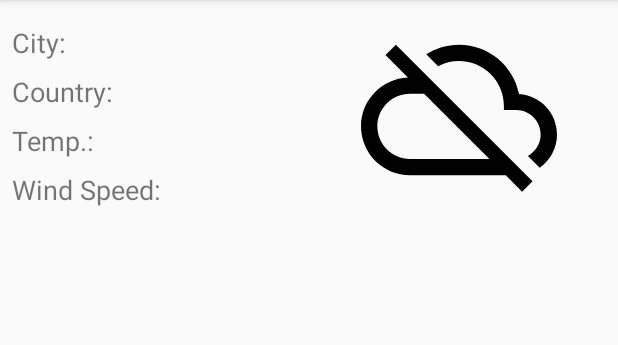
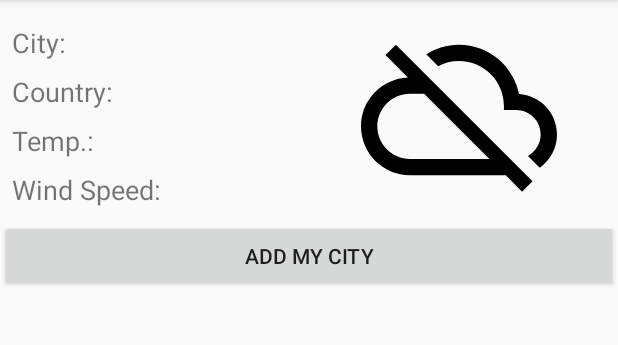
Before and after one commit to Boichonok/OpenWeatherForecast, an Android app: the screen it shows after launch (MainActivity), on a phone screen of 412 x 824 dp, the part 84-429 px from its top. Run offline under Robolectric (Android 15) with nearby library versions, the phone set to English and light mode, and no system bars; our stand-ins replace Dagger/Hilt's generated code, Picasso, Room's generated code, RxJava; pictures from the network do not load; 2 statements that could not run were skipped.

Commit message:
Create UI. But need fix fild's strings and find errors in adding my city system. Why list with my cities is empty?

```diff
--- a/app/src/main/java/com/example/myapplication/DI/Modules/ActivityModules/MainActivityModule.kt
+++ b/app/src/main/java/com/example/myapplication/DI/Modules/ActivityModules/MainActivityModule.kt
@@ -4,6 +4,8 @@ package com.example.myapplication.DI.Modules.ActivityModules
 import androidx.lifecycle.ViewModelProviders
 import com.example.myapplication.DI.Modules.CompositeDisposableModule
 import com.example.myapplication.DI.ScopeAnnotations.MainActivityScope
+import com.example.myapplication.View.Adapters.MyCitiesListAdapter
+import com.example.myapplication.View.CustomDialog.EnterMyCityDialog
 import com.example.myapplication.View.MainActivity
 import com.example.myapplication.ViewModel.IWeatherForecastViewModel
 import com.example.myapplication.ViewModel.WeatherForecastViewModel
@@ -29,4 +31,17 @@ class MainActivityModule {
     }
 
 
+    @Provides
+    @MainActivityScope
+    fun getMyCitiesListAdapter(): MyCitiesListAdapter
+    {
+        return MyCitiesListAdapter()
+    }
+
+    @Provides
+    @MainActivityScope
+    fun getAddMyCitysDialogBuilder(): EnterMyCityDialog.Builder
+    {
+        return EnterMyCityDialog.Builder(this.mainActivity)
+    }
 }
--- a/app/src/main/java/com/example/myapplication/Model/Interactors/MyWeatherForecast/MyWeatherForecastForecastManager.kt
+++ b/app/src/main/java/com/example/myapplication/Model/Interactors/MyWeatherForecast/MyWeatherForecastForecastManager.kt
@@ -288,7 +288,7 @@ class MyWeatherForecastForecastManager : IWeatherForecastManager {
                 .subscribe {
                     if (it > 0) {
                         disposable.add(
-                            weatherRoom.getCityWeatherInfoDao().getAllRows()
+                            weatherRoom.getCityWeatherInfoDao().getAllRows(defaultCityName)
                                 .subscribeOn(Schedulers.io())
                                 .observeOn(AndroidSchedulers.mainThread())
                                 .subscribe({
--- a/app/src/main/java/com/example/myapplication/Model/Repositories/WeatherRoom/DAO/ICurrentWeatherRoomDao.kt
+++ b/app/src/main/java/com/example/myapplication/Model/Repositories/WeatherRoom/DAO/ICurrentWeatherRoomDao.kt
@@ -23,8 +23,8 @@ interface ICurrentWeatherRoomDao: IRoomDao<CityCurrentWeatherTable> {
     @Query("DELETE FROM city_current_weather_table WHERE id == :id")
     override fun deleteByID(id: Int)
 
-    @Query("SELECT * FROM city_current_weather_table")
-    override fun getAllRows():Flowable<List<CityCurrentWeatherTable>>
+    @Query("SELECT * FROM city_current_weather_table WHERE city_name != :defaultCityName")
+    override fun getAllRows(defaultCityName: String):Flowable<List<CityCurrentWeatherTable>>
 
     @Query("SELECT * FROM city_current_weather_table WHERE city_Name == :cityName")
     override fun getRowByCityName(cityName: String): Maybe<CityCurrentWeatherTable>
--- a/app/src/main/java/com/example/myapplication/Model/Repositories/WeatherRoom/DAO/IRoomDao.kt
+++ b/app/src/main/java/com/example/myapplication/Model/Repositories/WeatherRoom/DAO/IRoomDao.kt
@@ -15,7 +15,7 @@ interface IRoomDao<T> {
 
     fun deleteByID(id: Int)
 
-    fun getAllRows(): Flowable<List<T>>
+    fun getAllRows(defaultCityName: String): Flowable<List<T>>
 
     fun getRowByCityName(cityName: String): Maybe<T>
 
--- a/app/src/main/java/com/example/myapplication/Model/Repositories/WeatherRoom/DAO/IThreeHourForecastDao.kt
+++ b/app/src/main/java/com/example/myapplication/Model/Repositories/WeatherRoom/DAO/IThreeHourForecastDao.kt
@@ -21,8 +21,8 @@ interface IThreeHourForecastDao: IRoomDao<ThreeHourForecastTable> {
     @Query("DELETE FROM three_hour_forecast_table WHERE id == :id")
     override fun deleteByID(id: Int)
 
-    @Query("SELECT * FROM three_hour_forecast_table")
-    override fun getAllRows(): Flowable<List<ThreeHourForecastTable>>
+    @Query("SELECT * FROM three_hour_forecast_table WHERE city_name != :defaultCityName")
+    override fun getAllRows(defaultCityName: String): Flowable<List<ThreeHourForecastTable>>
 
     @Query("SELECT * FROM three_hour_forecast_table WHERE city_name == :cityName")
     override fun getRowByCityName(cityName: String): Maybe<ThreeHourForecastTable>
--- a/app/src/main/java/com/example/myapplication/ViewModel/IWeatherForecastViewModel.kt
+++ b/app/src/main/java/com/example/myapplication/ViewModel/IWeatherForecastViewModel.kt
@@ -11,7 +11,8 @@ import io.reactivex.disposables.CompositeDisposable
 
 interface IWeatherForecastViewModel {
     fun getWeatherForecastByCurrentLocation(): LiveData<CityCurrentWeatherTable>
-    fun getMyCitiesListAdapter()
+    fun getMyCitiesList(): LiveData<List<CityCurrentWeatherTable>>
+    fun getErrors(): LiveData<String>
     fun addMyCity(cityName: String)
     fun startSearchLocation()
     fun stopSearchLocation()
--- a/app/src/main/java/com/example/myapplication/ViewModel/WeatherForecastViewModel.kt
+++ b/app/src/main/java/com/example/myapplication/ViewModel/WeatherForecastViewModel.kt
@@ -17,9 +17,11 @@ class WeatherForecastViewModel : ViewModel, IWeatherForecastViewModel {
 
     private var currentCityForecast = MutableLiveData<CityCurrentWeatherTable>()
 
+    private var myCitiesList = MutableLiveData<List<CityCurrentWeatherTable>>()
 
 
     private var errors = MutableLiveData<String>()
+    private var error = ""
 
     @Inject
     lateinit var weatherForecastManager: IWeatherForecastManager
@@ -45,7 +47,7 @@ class WeatherForecastViewModel : ViewModel, IWeatherForecastViewModel {
 
         override fun onError(e: Throwable?) {
             Log.d("UseCase","currentLocationCurrentForecastObserver: onError(): " + e!!.localizedMessage)
-//            errors.value = e!!.message
+            error = e!!.message!!
         }
 
     }
@@ -65,7 +67,7 @@ class WeatherForecastViewModel : ViewModel, IWeatherForecastViewModel {
         }
 
         override fun onError(e: Throwable?) {
-            errors.value = e!!.message
+            error = e!!.message!!
         }
 
     }
@@ -82,10 +84,11 @@ class WeatherForecastViewModel : ViewModel, IWeatherForecastViewModel {
 
         override fun onNext(t: List<CityCurrentWeatherTable>?) {
             Log.d("ViewModel","AllCities: " + t!!)
+            myCitiesList.value = t!!
         }
 
         override fun onError(e: Throwable?) {
-
+            error = e!!.message!!
         }
 
     }
@@ -99,8 +102,13 @@ class WeatherForecastViewModel : ViewModel, IWeatherForecastViewModel {
         return currentCityForecast
     }
 
-    override fun getMyCitiesListAdapter() {
+    override fun getMyCitiesList(): LiveData<List<CityCurrentWeatherTable>> {
+        return myCitiesList
+    }
 
+    override fun getErrors(): LiveData<String> {
+        errors.value = error
+        return errors
     }
 
     override fun startSearchLocation() {
--- /dev/null
+++ b/app/src/main/res/anim/slide_left_anim.xml
@@ -0,0 +1,4 @@
+<?xml version="1.0" encoding="utf-8"?>
+<translate xmlns:android="http://schemas.android.com/apk/res/android"
+           android:fromXDelta="100%p" android:toXDelta="0"
+           android:duration="500" />
--- /dev/null
+++ b/app/src/main/res/anim/slide_right_anim.xml
@@ -0,0 +1,5 @@
+<?xml version="1.0" encoding="utf-8"?>
+<translate xmlns:android="http://schemas.android.com/apk/res/android"
+           android:duration="500"
+           android:fromXDelta="0"
+           android:toXDelta="100%p" />
--- a/app/src/main/res/layout/activity_main.xml
+++ b/app/src/main/res/layout/activity_main.xml
@@ -50,7 +50,22 @@
                 android:layout_width="match_parent"
                 android:layout_height="match_parent"
                 tools:layout_editor_absoluteX="213dp" android:id="@+id/weather_icon"
-                app:srcCompat="@drawable/no_connect" android:contentDescription="@string/weatheer_icon_description"
+                app:srcCompat="@drawable/no_connect" android:contentDescription="@string/weather_icon_description"
                 tools:layout_editor_absoluteY="8dp"/>
     </LinearLayout>
+    <Button
+            android:text="@string/add_cities_button"
+            android:layout_width="0dp"
+            android:layout_height="wrap_content" android:id="@+id/add_my_cities"
+            app:layout_constraintStart_toStartOf="parent" app:layout_constraintEnd_toEndOf="parent"
+            android:layout_marginTop="8dp" app:layout_constraintTop_toBottomOf="@+id/linearLayout"/>
+    <androidx.recyclerview.widget.RecyclerView
+            android:layout_width="0dp"
+            android:layout_height="0dp"
+            app:layout_constraintStart_toStartOf="parent"
+            app:layout_constraintEnd_toEndOf="parent"
+            android:id="@+id/my_cities_recycler_view" app:layout_constraintBottom_toBottomOf="parent"
+            app:layout_constraintTop_toBottomOf="@+id/add_my_cities"
+            app:layout_constraintVertical_bias="0.050000012" android:layout_marginTop="16dp">
+    </androidx.recyclerview.widget.RecyclerView>
 </androidx.constraintlayout.widget.ConstraintLayout>
--- a/app/src/main/res/values/strings.xml
+++ b/app/src/main/res/values/strings.xml
@@ -4,6 +4,10 @@
     <string name="country_field">Country: </string>
     <string name="temp_field">Temp.: </string>
     <string name="wind_speed">Wind Speed: </string>
-    <string name="weatheer_icon_description">weather icon</string>
+    <string name="weather_icon_description">weather icon</string>
+    <string name="add_cities_button">Add my city</string>
+    <string name="dialog_title">Please enter your city\'s name</string>
+    <string name="dialog_ok_button">Ok</string>
+    <string name="dialog_info">info</string>
 
 </resources>
--- a/app/src/main/res/values/styles.xml
+++ b/app/src/main/res/values/styles.xml
@@ -8,4 +8,9 @@
         <item name="colorAccent">@color/colorAccent</item>
     </style>
 
+    <style name="CustomDialogTheme">
+        <item name="android:windowEnterAnimation">@anim/slide_left_anim</item>
+        <item name="android:windowExitAnimation">@anim/slide_right_anim</item>
+    </style>
+
 </resources>
```
Also changed, not shown: app/src/main/java/com/example/myapplication/View/Adapters/MyCitiesListAdapter.kt (added, +63 -0 lines), app/src/main/java/com/example/myapplication/View/CustomDialog/EnterMyCityDialog.kt (added, +114 -0 lines), app/src/main/java/com/example/myapplication/View/MainActivity.kt (+22 -1 lines), app/src/main/res/layout/add_my_city_dialog.xml (added, +27 -0 lines), app/src/main/res/layout/item_my_cities_list.xml (added, +32 -0 lines).
